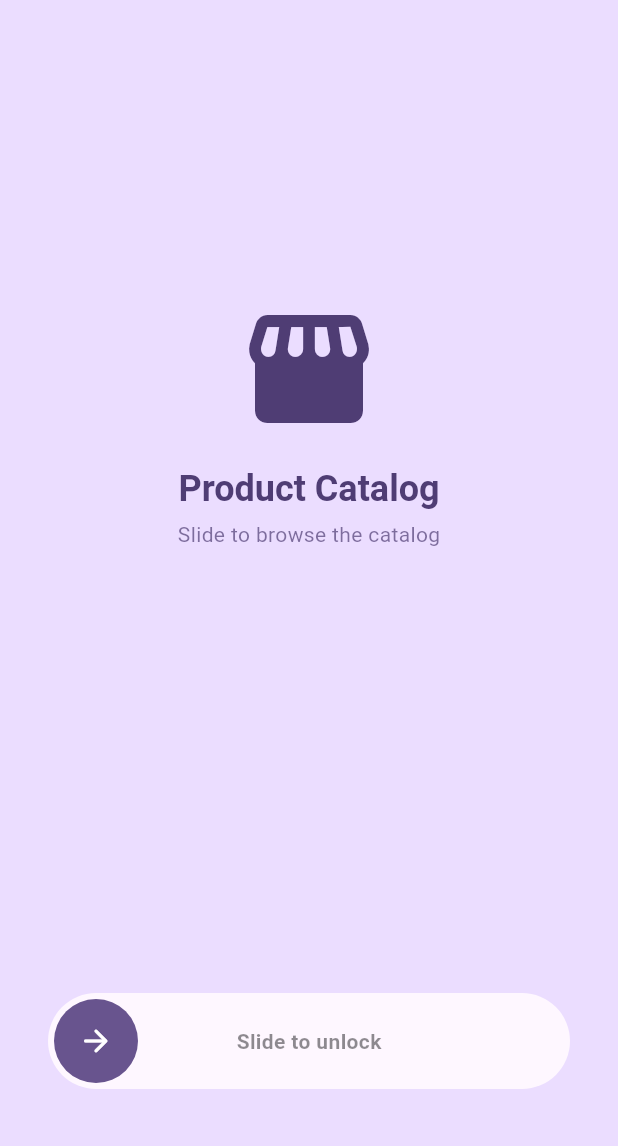
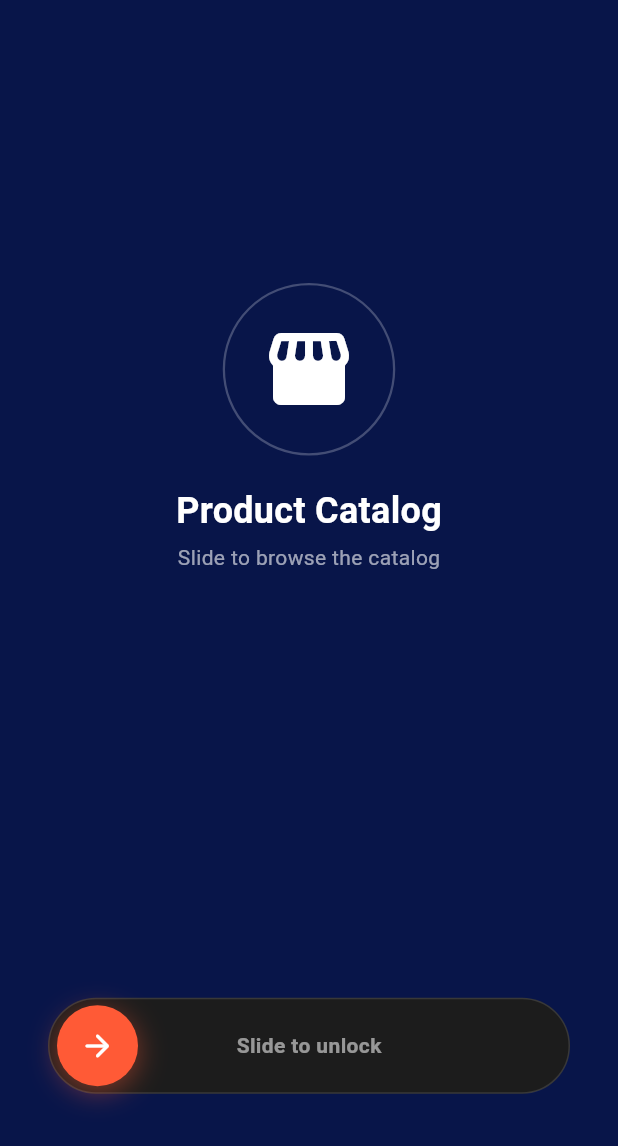
Before and after one commit to irdinaizzla/product_catalog_project, a Flutter app: the screen it shows after launch, on a phone screen of 412 x 824 dp. Shown: the top 1146 px of the screen. Run offline on Flutter 3.47's test engine with Material 3 defaults, Android fonts, the phone set to English and light mode, and no system bars.

Commit message:
added unlock screen colour modification

```diff
--- a/lib/main.dart
+++ b/lib/main.dart
@@ -5,6 +5,27 @@ import 'unlock_screen.dart';
 void main() {
   runApp(const MyApp());
 }
+
+const Color _accent = Color(0xFFFF5A36);
+
+final ColorScheme _catalogColorScheme = const ColorScheme.light(
+  primary: Color(0xFF081549),
+  onPrimary: Colors.white,
+  primaryContainer: Color(0xFF081549),
+  onPrimaryContainer: Colors.white,
+  secondary: Color(0xFFEDEDED),
+  onSecondary: Color(0xFF081549),
+  secondaryContainer: Color(0xFFF5F5F5),
+  onSecondaryContainer: Color(0xFF081549),
+  tertiary: _accent,
+  onTertiary: Colors.white,
+  surface: Colors.white,
+  onSurface: Color(0xFF081549),
+  surfaceContainerHighest: Color(0xFFF2F2F2),
+  outline: Color(0xFFBDBDBD),
+  error: Color(0xFFE53935),
+  onError: Colors.white,
+);
 
 class MyApp extends StatelessWidget {
   const MyApp({super.key});
@@ -15,17 +36,43 @@ class MyApp extends StatelessWidget {
       title: 'Product Catalog',
       debugShowCheckedModeBanner: false,
       theme: ThemeData(
-        colorScheme: ColorScheme.fromSeed(seedColor: Colors.deepPurple),
+        colorScheme: _catalogColorScheme,
         useMaterial3: true,
+        scaffoldBackgroundColor: _catalogColorScheme.surface,
+        appBarTheme: AppBarTheme(
+          backgroundColor: Color(0xFF081549),
+          foregroundColor: Colors.white,
+          elevation: 0,
+        ),
+        floatingActionButtonTheme: FloatingActionButtonThemeData(
+          backgroundColor: _accent,
+          foregroundColor: Colors.white,
+        ),
+        elevatedButtonTheme: ElevatedButtonThemeData(
+          style: ElevatedButton.styleFrom(
+            backgroundColor: Color(0xFF081549),
+            foregroundColor: Colors.white,
+            shape: RoundedRectangleBorder(
+              borderRadius: BorderRadius.circular(12),
+            ),
+          ),
+        ),
+        textButtonTheme: TextButtonThemeData(
+          style: TextButton.styleFrom(foregroundColor: _accent),
+        ),
+        chipTheme: ChipThemeData(
+          backgroundColor: const Color(0xFFF2F2F2),
+          labelStyle: const TextStyle(color: Color(0xFF081549)),
+          selectedColor: _accent,
+          side: BorderSide.none,
+        ),
       ),
       home: const AppGate(),
     );
   }
 }
 
-/// Shows the slide-to-unlock splash first, then swaps in the product
-/// catalog. Kept as its own tiny widget so main.dart stays a clean entry
-/// point and the "unlock" step can be changed independently later.
+/// Shows the slide-to-unlock splash first, then swaps in the product catalog.
 class AppGate extends StatefulWidget {
   const AppGate({super.key});
 
--- a/lib/unlock_screen.dart
+++ b/lib/unlock_screen.dart
@@ -1,8 +1,7 @@
 import 'package:flutter/material.dart';
 
-/// A "slide to unlock" splash gate: drag the handle to the end of the
-/// track to enter the catalog. Purely presentational app flow — it
-/// doesn't gate any real security.
+/// A "slide to unlock" splash gate: drag the handle to the end of the track to enter the catalog.
+/// Presentational app flow
 class UnlockScreen extends StatefulWidget {
   const UnlockScreen({super.key, required this.onUnlocked});
 
@@ -54,36 +53,49 @@ class _UnlockScreenState extends State<UnlockScreen>
   @override
   Widget build(BuildContext context) {
     final colorScheme = Theme.of(context).colorScheme;
+    // Black canvas, white type, and a single vivid accent on the
+    // drag handle so the mostly-monochrome screen still has a focal
+    // point telling the user where to interact.
+    final accent = colorScheme.tertiary;
 
     return Scaffold(
-      backgroundColor: colorScheme.primaryContainer,
+      backgroundColor: Color(0xFF081549),
       body: SafeArea(
         child: Column(
           children: [
             const Spacer(flex: 3),
-            Icon(Icons.storefront_rounded,
-                size: 96, color: colorScheme.onPrimaryContainer),
-            const SizedBox(height: 16),
-            Text(
+            Container(
+              padding: const EdgeInsets.all(24),
+              decoration: BoxDecoration(
+                shape: BoxShape.circle,
+                border: Border.all(color: Colors.white24, width: 1.5),
+              ),
+              child: const Icon(Icons.storefront_rounded,
+                  size: 64, color: Colors.white),
+            ),
+            const SizedBox(height: 20),
+            const Text(
               'Product Catalog',
-              style: Theme.of(context).textTheme.headlineSmall?.copyWith(
-                color: colorScheme.onPrimaryContainer,
+              style: TextStyle(
+                color: Colors.white,
+                fontSize: 24,
                 fontWeight: FontWeight.bold,
+                letterSpacing: 0.2,
               ),
             ),
             const SizedBox(height: 4),
-            Text(
+            const Text(
               'Slide to browse the catalog',
-              style: Theme.of(context).textTheme.bodyMedium?.copyWith(
-                color: colorScheme.onPrimaryContainer.withValues(alpha: 0.7),
-              ),
+              style: TextStyle(color: Colors.white60, fontSize: 14),
             ),
             const Spacer(flex: 4),
             Padding(
-              padding: const EdgeInsets.symmetric(horizontal: 32, vertical: 32),
+              padding:
+              const EdgeInsets.symmetric(horizontal: 32, vertical: 32),
               child: LayoutBuilder(
                 builder: (context, constraints) {
-                  _maxDrag = constraints.maxWidth - _handleSize - _trackPadding * 2;
+                  _maxDrag =
+                      constraints.maxWidth - _handleSize - _trackPadding * 2;
 
                   return AnimatedBuilder(
                     animation: _controller,
@@ -95,8 +107,9 @@ class _UnlockScreenState extends State<UnlockScreen>
                         child: Container(
                           height: _handleSize + _trackPadding * 2,
                           decoration: BoxDecoration(
-                            color: colorScheme.surface,
+                            color: const Color(0xFF1C1C1C),
                             borderRadius: BorderRadius.circular(999),
+                            border: Border.all(color: Colors.white12),
                           ),
                           child: Stack(
                             alignment: Alignment.centerLeft,
@@ -104,11 +117,10 @@ class _UnlockScreenState extends State<UnlockScreen>
                               Center(
                                 child: Opacity(
                                   opacity: 1 - _controller.value,
-                                  child: Text(
+                                  child: const Text(
                                     'Slide to unlock',
                                     style: TextStyle(
-                                      color:
-                                      colorScheme.onSurface.withValues(alpha: 0.5),
+                                      color: Colors.white54,
                                       fontWeight: FontWeight.w600,
                                     ),
                                   ),
@@ -125,11 +137,21 @@ class _UnlockScreenState extends State<UnlockScreen>
                                       width: _handleSize,
                                       height: _handleSize,
                                       decoration: BoxDecoration(
-                                        color: colorScheme.primary,
+                                        color: accent,
                                         shape: BoxShape.circle,
+                                        boxShadow: [
+                                          BoxShadow(
+                                            color: accent.withValues(
+                                                alpha: 0.45),
+                                            blurRadius: 16,
+                                            offset: const Offset(0, 4),
+                                          ),
+                                        ],
                                       ),
-                                      child: Icon(Icons.arrow_forward_rounded,
-                                          color: colorScheme.onPrimary),
+                                      child: const Icon(
+                                        Icons.arrow_forward_rounded,
+                                        color: Colors.white,
+                                      ),
                                     ),
                                   ),
                                 ),
```
